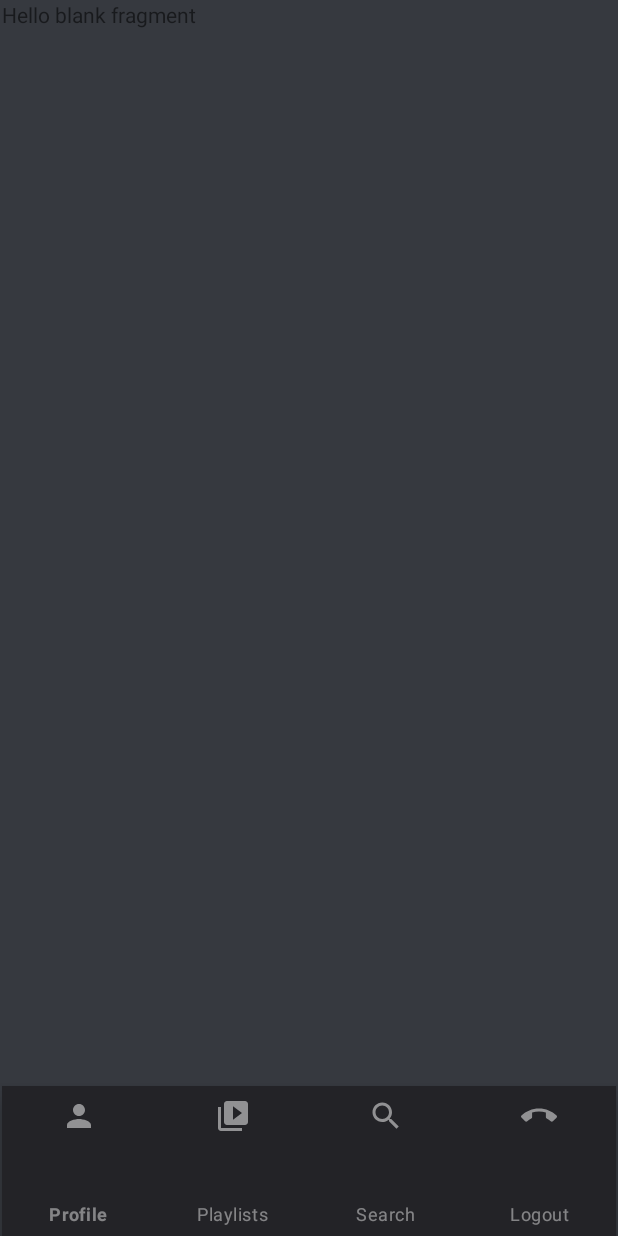
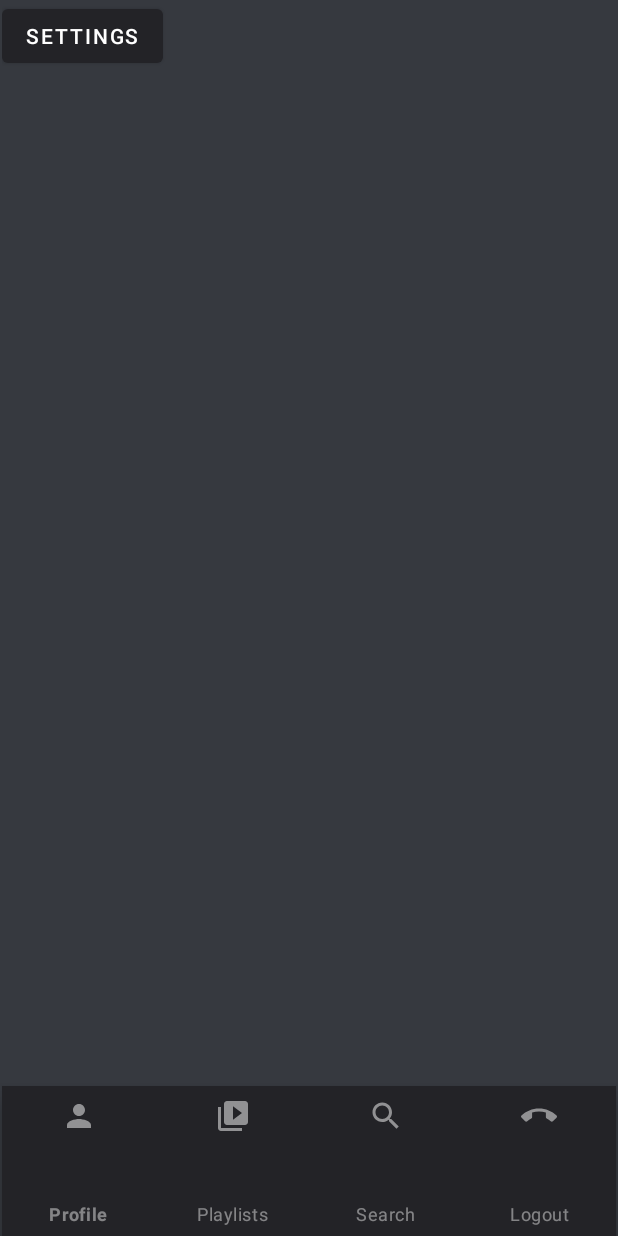
Before and after one commit to kbeham17/MEB-Music, an Android app: the MainActivity screen opened directly, with no data from a screen before it, on a phone screen of 412 x 824 dp. Run offline under Robolectric (Android 15) with nearby library versions, the phone set to English and light mode, and no system bars.

Commit message:
Implementation preference

```diff
--- a/app/build.gradle
+++ b/app/build.gradle
@@ -21,6 +21,7 @@ android {
 
 dependencies {
     implementation fileTree(dir: 'libs', include: ['*.jar'])
+    implementation 'com.android.support:preference-v7:29.0.0'
     implementation 'androidx.appcompat:appcompat:1.1.0'
     implementation 'androidx.constraintlayout:constraintlayout:1.1.3'
     implementation 'com.google.android.material:material:1.0.0'
--- a/app/src/main/java/at/htlgkr/mebmusic/MainActivity.java
+++ b/app/src/main/java/at/htlgkr/mebmusic/MainActivity.java
@@ -8,10 +8,7 @@ import androidx.fragment.app.FragmentTransaction;
 import android.content.Intent;
 import android.os.Bundle;
 import android.view.MenuItem;
-import android.view.View;
 import android.widget.Button;
-import android.widget.ImageView;
-import android.widget.TextView;
 import android.widget.Toast;
 
 import com.google.android.gms.auth.api.Auth;
@@ -20,11 +17,12 @@ import com.google.android.gms.auth.api.signin.GoogleSignInOptions;
 import com.google.android.gms.auth.api.signin.GoogleSignInResult;
 import com.google.android.gms.common.ConnectionResult;
 import com.google.android.gms.common.api.GoogleApiClient;
+import com.google.android.gms.common.api.OptionalPendingResult;
 import com.google.android.gms.common.api.ResultCallback;
+import com.google.android.gms.common.api.Scope;
 import com.google.android.gms.common.api.Status;
 import com.google.android.material.bottomnavigation.BottomNavigationView;
 
-import at.htlgkr.mebmusic.fragment.LogoutFragment;
 import at.htlgkr.mebmusic.fragment.PlaylistFragment;
 import at.htlgkr.mebmusic.fragment.ProfileFragment;
 import at.htlgkr.mebmusic.fragment.SearchFragment;
@@ -37,7 +35,7 @@ public class MainActivity extends AppCompatActivity implements GoogleApiClient.O
     private String email;
     private String id;
 
-    private LogoutFragment logoutFragment = new LogoutFragment();
+
     private PlaylistFragment playlistFragment = new PlaylistFragment();
     private ProfileFragment profileFragment = new ProfileFragment();
     private SearchFragment searchFragment = new SearchFragment();
@@ -88,8 +86,6 @@ public class MainActivity extends AppCompatActivity implements GoogleApiClient.O
                             setFragment(searchFragment);
                             return true;
                         case R.id.menu_logout:
-                            profileFragment = new ProfileFragment();
-                            setFragment(profileFragment);
                                     Auth.GoogleSignInApi.signOut(googleApiClient).setResultCallback(new ResultCallback<Status>() {
                                         @Override
                                         public void onResult(@NonNull Status status) {
@@ -128,10 +124,30 @@ public class MainActivity extends AppCompatActivity implements GoogleApiClient.O
         if(result.isSuccess()){
             GoogleSignInAccount account = result.getSignInAccount();
 
-            profile_image_url = account.getPhotoUrl().toString();
+            //profile_image_url = account.getPhotoUrl().toString();
             name = account.getDisplayName();
             email = account.getEmail();
             id = account.getId();
+
+        }
+    }
+
+    @Override
+    protected void onStart() {
+        super.onStart();
+
+        OptionalPendingResult<GoogleSignInResult> opr = Auth.GoogleSignInApi.silentSignIn(googleApiClient);
+
+        if (opr.isDone()){
+            GoogleSignInResult result = opr.get();
+            handleSignInResult(result);
+        } else {
+            opr.setResultCallback(new ResultCallback<GoogleSignInResult>() {
+                @Override
+                public void onResult(@NonNull GoogleSignInResult result) {
+                    handleSignInResult(result);
+                }
+            });
         }
     }
 
--- /dev/null
+++ b/app/src/main/java/at/htlgkr/mebmusic/Playlist.java
@@ -0,0 +1,5 @@
+package at.htlgkr.mebmusic;
+
+public class Playlist {
+
+}
--- /dev/null
+++ b/app/src/main/java/at/htlgkr/mebmusic/Video.java
@@ -0,0 +1,6 @@
+package at.htlgkr.mebmusic;
+
+public class Video {
+    private String id;
+    private String snippet;
+}
--- a/app/src/main/java/at/htlgkr/mebmusic/fragment/LogoutFragment.java
+++ /dev/null
@@ -1,33 +0,0 @@
-package at.htlgkr.mebmusic.fragment;
-
-
-import android.os.Bundle;
-
-import androidx.fragment.app.Fragment;
-
-import android.view.LayoutInflater;
-import android.view.View;
-import android.view.ViewGroup;
-import android.widget.Button;
-
-import at.htlgkr.mebmusic.R;
-
-/**
- * A simple {@link Fragment} subclass.
- */
-public class LogoutFragment extends Fragment {
-    private Button buttonLogout;
-
-    public LogoutFragment() {
-
-    }
-
-
-    @Override
-    public View onCreateView(LayoutInflater inflater, ViewGroup container,
-                             Bundle savedInstanceState) {
-        return inflater.inflate(R.layout.fragment_logout, container, false);
-
-    }
-
-}
--- a/app/src/main/java/at/htlgkr/mebmusic/fragment/ProfileFragment.java
+++ b/app/src/main/java/at/htlgkr/mebmusic/fragment/ProfileFragment.java
@@ -1,6 +1,7 @@
 package at.htlgkr.mebmusic.fragment;
 
 
+import android.content.Intent;
 import android.os.Bundle;
 
 import androidx.fragment.app.Fragment;
@@ -8,7 +9,9 @@ import androidx.fragment.app.Fragment;
 import android.view.LayoutInflater;
 import android.view.View;
 import android.view.ViewGroup;
+import android.widget.Button;
 
+import at.htlgkr.mebmusic.PreferenceActivity;
 import at.htlgkr.mebmusic.R;
 
 /**
@@ -16,17 +19,30 @@ import at.htlgkr.mebmusic.R;
  */
 public class ProfileFragment extends Fragment {
 
+   private static final int RQ_PREFERENCES = 101;
 
     public ProfileFragment() {
         // Required empty public constructor
     }
 
-
     @Override
     public View onCreateView(LayoutInflater inflater, ViewGroup container,
                              Bundle savedInstanceState) {
+
         // Inflate the layout for this fragment
-        return inflater.inflate(R.layout.fragment_profile, container, false);
+        View view =  inflater.inflate(R.layout.fragment_profile, container, false);
+        initializeView(view);
+        return view;
     }
 
+    public void initializeView(View view){
+        Button settings = view.findViewById(R.id.buttonPreference);
+        settings.setOnClickListener(new View.OnClickListener() {
+            @Override
+            public void onClick(View v) {
+                Intent intent = new Intent(getActivity(), PreferenceActivity.class);
+                startActivityForResult(intent, RQ_PREFERENCES);
+            }
+        });
+    }
 }
--- a/app/src/main/res/layout/fragment_playlist.xml
+++ b/app/src/main/res/layout/fragment_playlist.xml
@@ -6,9 +6,9 @@
     tools:context=".fragment.Playlist">
 
     <!-- TODO: Update blank fragment layout -->
-    <TextView
+    <androidx.recyclerview.widget.RecyclerView
+        android:id="@+id/recycler_playlist"
         android:layout_width="match_parent"
-        android:layout_height="match_parent"
-        android:text="@string/hello_blank_fragment" />
+        android:layout_height="match_parent" />
 
 </FrameLayout>
--- a/app/src/main/res/layout/fragment_profile.xml
+++ b/app/src/main/res/layout/fragment_profile.xml
@@ -6,9 +6,11 @@
     tools:context=".fragment.ProfileFragment">
 
     <!-- TODO: Update blank fragment layout -->
-    <TextView
-        android:layout_width="match_parent"
-        android:layout_height="match_parent"
-        android:text="@string/hello_blank_fragment" />
+
+    <Button
+        android:id="@+id/buttonPreference"
+        android:layout_width="wrap_content"
+        android:layout_height="wrap_content"
+        android:text="Settings" />
 
 </FrameLayout>
```
Also changed, not shown: app/src/main/java/at/htlgkr/mebmusic/PreferenceActivity.java (added, +20 -0 lines), app/src/main/java/at/htlgkr/mebmusic/fragment/PreferenceFragment.java (added, +17 -0 lines), app/src/main/java/at/htlgkr/mebmusic/models/ModelPlaylist.java (added, +10 -0 lines), app/src/main/res/layout/fragment_logout.xml (deleted, +0 -30 lines), app/src/main/res/layout/row_item_playlist.xml (added, +26 -0 lines), app/src/main/res/xml/preferences.xml (added, +10 -0 lines), 1 other file.
